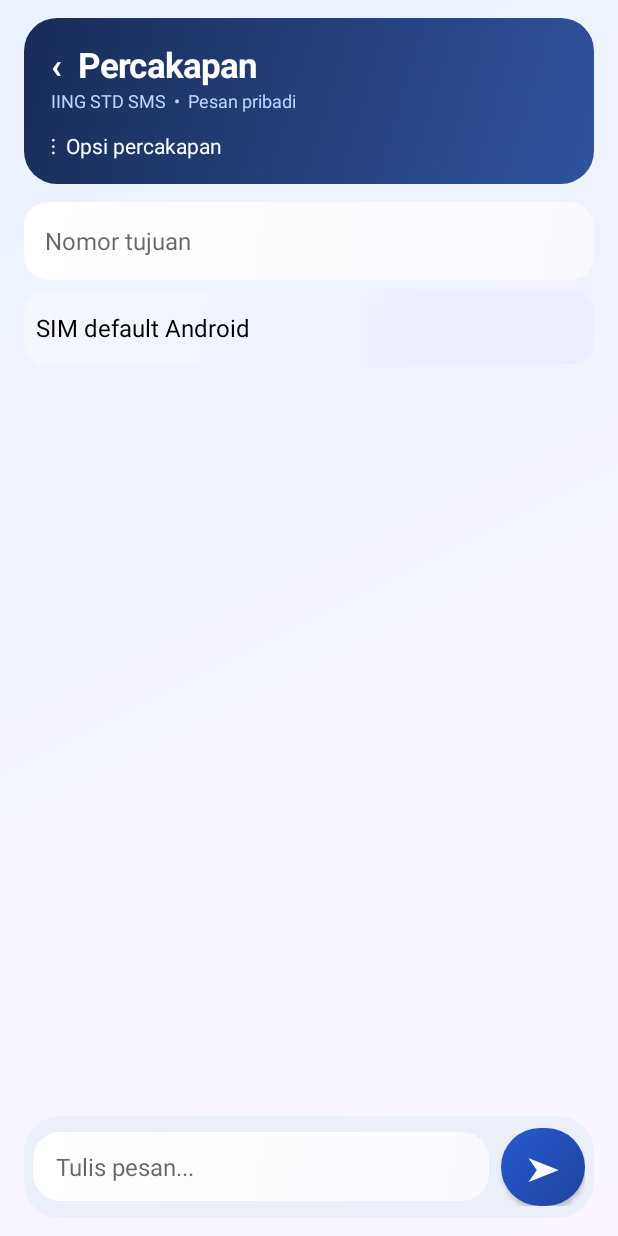
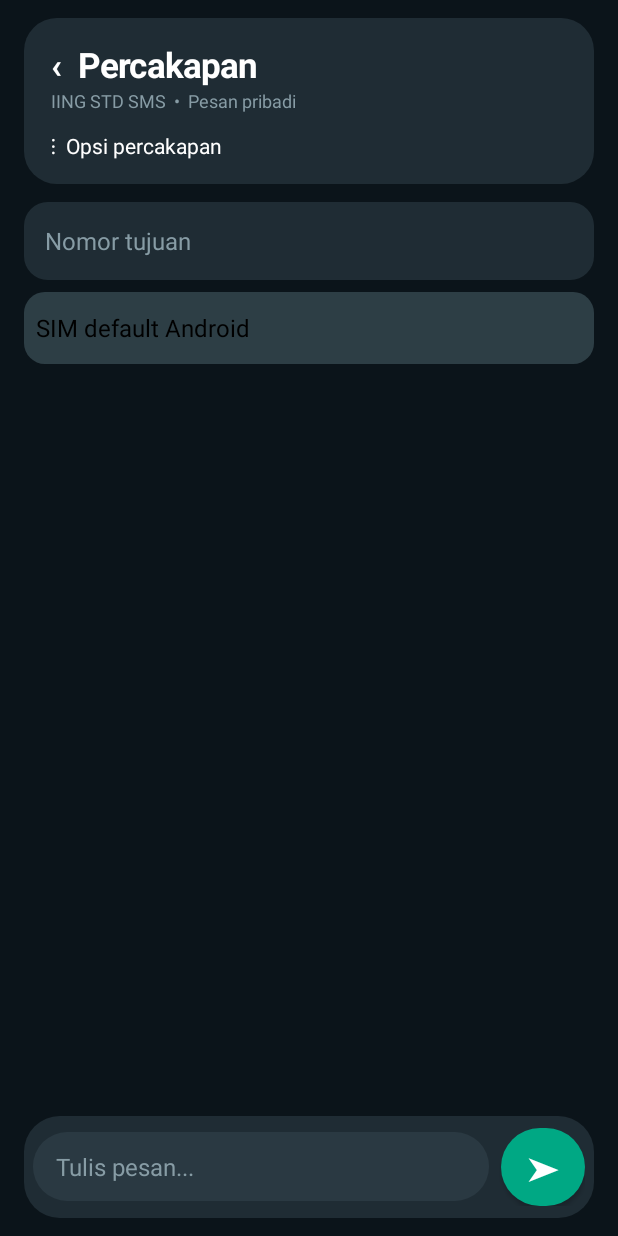
Before and after one commit to stdcrypto-boop/IING-STD-SMS, an Android app: the ComposeActivity screen opened directly, with no data from a screen before it, on a phone screen of 412 x 824 dp. Run offline under Robolectric (Android 15) with nearby library versions, the phone set to English and light mode, and no system bars.

Commit message:
Style SMS conversation in WhatsApp-inspired dark mode with green outgoing bubbles

```diff
--- a/app/src/main/java/com/iingstd/sms/ComposeActivity.kt
+++ b/app/src/main/java/com/iingstd/sms/ComposeActivity.kt
@@ -82,10 +82,10 @@ class ComposeActivity : Activity() {
     override fun onCreate(savedInstanceState: Bundle?) {
         super.onCreate(savedInstanceState)
         window.setSoftInputMode(WindowManager.LayoutParams.SOFT_INPUT_ADJUST_RESIZE)
-        window.statusBarColor = Color.rgb(231,239,255)
-        window.navigationBarColor = Color.rgb(248,247,255)
-        window.decorView.systemUiVisibility = View.SYSTEM_UI_FLAG_LIGHT_STATUS_BAR or View.SYSTEM_UI_FLAG_LIGHT_NAVIGATION_BAR
-        val root = LinearLayout(this).apply { orientation=1; setPadding(dp(16),dp(12),dp(16),dp(12)); background=shape(Color.rgb(234,242,255),Color.rgb(250,245,255),0) }
+        window.statusBarColor = Color.rgb(31,44,52)
+        window.navigationBarColor = Color.rgb(11,20,26)
+        window.decorView.systemUiVisibility = 0
+        val root = LinearLayout(this).apply { orientation=1; setPadding(dp(16),dp(12),dp(16),dp(12)); background=shape(Color.rgb(11,20,26),Color.rgb(11,20,26),0) }
         if (Build.VERSION.SDK_INT >= 30) {
             root.setOnApplyWindowInsetsListener { view, insets ->
                 val ime = insets.getInsets(WindowInsets.Type.ime()).bottom
@@ -96,9 +96,9 @@ class ComposeActivity : Activity() {
                 insets
             }
         }
-        val header=LinearLayout(this).apply { orientation=1; setPadding(dp(18),dp(15),dp(18),dp(15)); background=shape(Color.rgb(25,44,88),Color.rgb(47,83,158)) }
+        val header=LinearLayout(this).apply { orientation=1; setPadding(dp(18),dp(15),dp(18),dp(15)); background=shape(Color.rgb(31,44,52),Color.rgb(31,44,52)) }
         header.addView(TextView(this).apply { text="‹  Percakapan"; textSize=23f; setTypeface(null,Typeface.BOLD); setTextColor(Color.WHITE); setOnClickListener { finish() } })
-        header.addView(TextView(this).apply { text="IING STD SMS  •  Pesan pribadi"; textSize=12f; setTextColor(Color.rgb(190,213,255)) })
+        header.addView(TextView(this).apply { text="IING STD SMS  •  Pesan pribadi"; textSize=12f; setTextColor(Color.rgb(135,156,165)) })
         header.addView(TextView(this).apply {
             text="⋮  Opsi percakapan"; textSize=14f; setTextColor(Color.WHITE)
             setPadding(0,dp(12),0,0)
@@ -106,7 +106,8 @@ class ComposeActivity : Activity() {
         })
         root.addView(header,LinearLayout.LayoutParams(-1,-2).apply { bottomMargin=dp(12) })
         val number=EditText(this).apply { hint="Nomor tujuan"; setSingleLine(true); setText(intent.getStringExtra("address") ?: intent.data?.schemeSpecificPart ?: "") }
-        number.background=shape(Color.WHITE,Color.rgb(249,249,255),16)
+        number.background=shape(Color.rgb(31,44,52),Color.rgb(31,44,52),16)
+        number.setTextColor(Color.WHITE); number.setHintTextColor(Color.rgb(135,156,165))
         number.setPadding(dp(14),dp(10),dp(14),dp(10))
         number.textSize=16f
         root.addView(number,LinearLayout.LayoutParams(-1,dp(52)).apply { bottomMargin=dp(8) })
@@ -126,7 +127,7 @@ class ComposeActivity : Activity() {
         simSpinner.adapter = ArrayAdapter(this, android.R.layout.simple_spinner_dropdown_item, simChoices.map { it.first })
         val defaultSimIndex = simChoices.indexOfFirst { it.second == SubscriptionManager.getDefaultSmsSubscriptionId() }
         if (defaultSimIndex >= 0) simSpinner.setSelection(defaultSimIndex)
-        simSpinner.background=shape(Color.rgb(245,247,255),Color.rgb(234,238,255),14)
+        simSpinner.background=shape(Color.rgb(45,62,69),Color.rgb(45,62,69),14)
         root.addView(simSpinner,LinearLayout.LayoutParams(-1,dp(48)).apply { bottomMargin=dp(8) })
         if (checkSelfPermission(Manifest.permission.READ_PHONE_STATE) != PackageManager.PERMISSION_GRANTED) {
             root.addView(Button(this).apply {
@@ -155,12 +156,12 @@ class ComposeActivity : Activity() {
             if (bottom != oldBottom) scrollToLatest()
         }
         root.addView(history,LinearLayout.LayoutParams(-1,0,1f))
-        val body=EditText(this).apply { hint="Tulis pesan..."; minLines=1; maxLines=4; textSize=16f; background=shape(Color.WHITE,Color.rgb(250,249,255),18); setPadding(dp(15),dp(12),dp(15),dp(12)) }
+        val body=EditText(this).apply { hint="Tulis pesan..."; minLines=1; maxLines=4; textSize=16f; background=shape(Color.rgb(42,57,66),Color.rgb(42,57,66),24); setTextColor(Color.WHITE); setHintTextColor(Color.rgb(135,156,165)); setPadding(dp(15),dp(12),dp(15),dp(12)) }
         intent.getStringExtra("forward_body")?.let { body.setText(it); body.setSelection(body.length()) }
         body.setOnFocusChangeListener { _, focused -> if (focused) scrollToLatest() }
-        val composer = LinearLayout(this).apply { orientation=LinearLayout.HORIZONTAL; gravity=Gravity.CENTER_VERTICAL; setPadding(dp(6),dp(8),dp(6),dp(8)); background=shape(Color.rgb(234,239,249),Color.rgb(234,239,249),24) }
+        val composer = LinearLayout(this).apply { orientation=LinearLayout.HORIZONTAL; gravity=Gravity.CENTER_VERTICAL; setPadding(dp(6),dp(8),dp(6),dp(8)); background=shape(Color.rgb(31,44,52),Color.rgb(31,44,52),24) }
         composer.addView(body,LinearLayout.LayoutParams(0,-2,1f).apply { rightMargin=dp(8) })
-        composer.addView(Button(this).apply { text="➤"; contentDescription="Kirim pesan"; isAllCaps=false; textSize=22f; setTextColor(Color.WHITE); background=shape(Color.rgb(38,91,208),Color.rgb(32,66,156),26); minHeight=dp(52); minWidth=dp(52); setOnClickListener {
+        composer.addView(Button(this).apply { text="➤"; contentDescription="Kirim pesan"; isAllCaps=false; textSize=22f; setTextColor(Color.WHITE); background=shape(Color.rgb(0,168,132),Color.rgb(0,168,132),26); minHeight=dp(52); minWidth=dp(52); setOnClickListener {
             val to=number.text.toString().trim(); val message=body.text.toString()
             if(to.isEmpty() || message.isBlank()) { Toast.makeText(this@ComposeActivity,"Isi nomor dan pesan",Toast.LENGTH_SHORT).show(); return@setOnClickListener }
             if(checkSelfPermission(Manifest.permission.SEND_SMS)!=PackageManager.PERMISSION_GRANTED) {
@@ -312,13 +313,13 @@ class ComposeActivity : Activity() {
                     else -> ""
                 }
                 val bubble = GradientDrawable().apply {
-                    setColor(if(outgoing) Color.rgb(218,233,255) else Color.WHITE)
+                    setColor(if(outgoing) Color.rgb(0,92,75) else Color.rgb(31,44,52))
                     cornerRadius = dp(20).toFloat()
                 }
                 val item=TextView(this).apply {
                     text="$messageText\n$date$status"
                     textSize=16f
-                    setTextColor(Color.rgb(25,35,55))
+                    setTextColor(Color.WHITE)
                     setPadding(dp(14),dp(11),dp(14),dp(11))
                     autoLinkMask=Linkify.WEB_URLS or Linkify.EMAIL_ADDRESSES or Linkify.PHONE_NUMBERS
                     linksClickable=true
```
